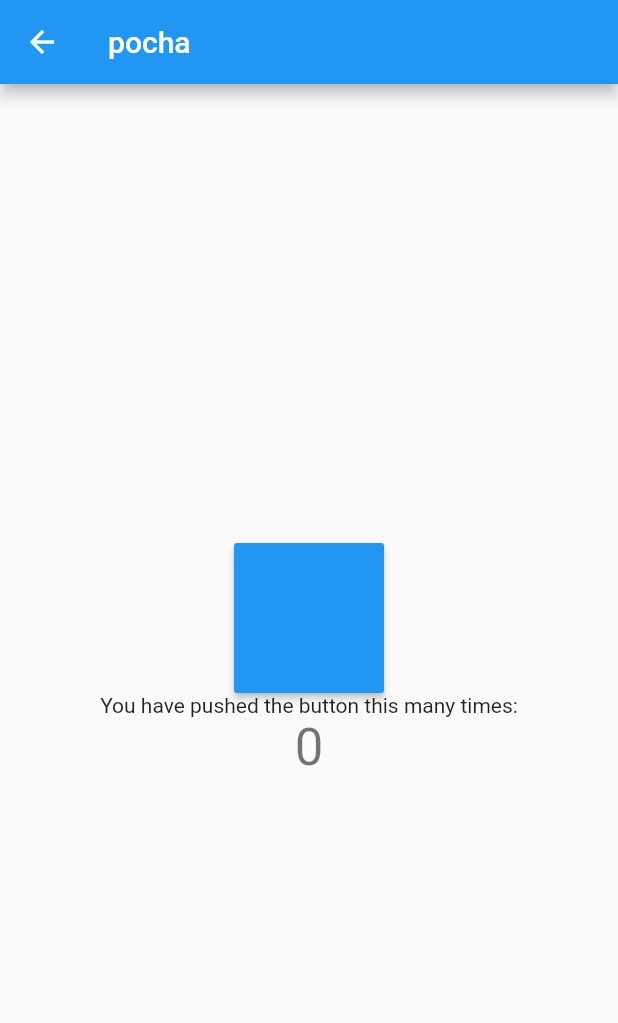
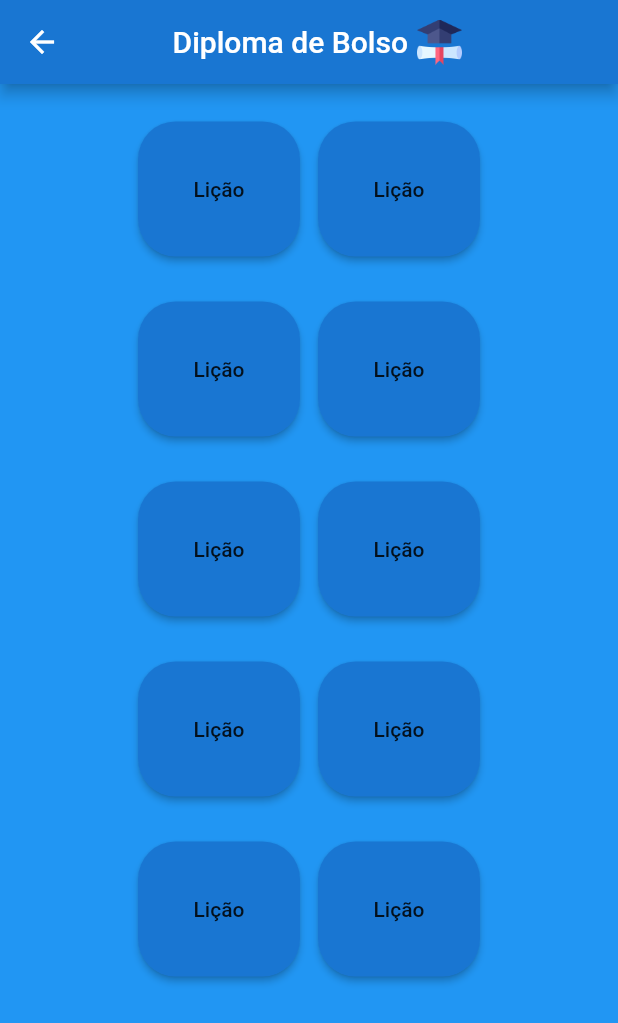
Before and after one commit to ConradoLuiz/hackathon-bndes, a Flutter app: the Licao screen opened directly, on a phone screen of 412 x 824 dp. Shown: the top 1023 px of the screen. Run offline on Flutter 3.47's test engine with Material 2 defaults, Android fonts, the phone set to English and light mode, and no system bars.

```diff
--- a/app/aula/lib/Botao.dart
+++ b/app/aula/lib/Botao.dart
@@ -1,18 +1,27 @@
+import 'package:aula/SalaDeAula.dart';
 import 'package:flutter/material.dart';
 
 class Botao {
-  Botao() {}
+
+  BuildContext context;
+  Botao(BuildContext context) {
+    this.context = context;
+  }
 
   Widget showBotao() {
     return Container(
-      height: 100,
-      width: 100,
+      padding: EdgeInsets.only(left: 6.0, top: 15.0, right: 6.0, bottom: 15.0),
+      height: 120,
+      width: 120,
       child: RaisedButton(
-        onPressed: () {
-          print("estou aqui");
-        },
-        color: Colors.blue,
-      ),
+          onPressed: () {
+            Navigator.push(
+                context, MaterialPageRoute(builder: (conxtet) => SalaDeAula()));
+          },
+          child: Center(child: Text("Lição")),
+          color: Colors.blue[700],
+          shape: new RoundedRectangleBorder(
+              borderRadius: new BorderRadius.circular(25.0))),
     );
   }
 }
--- a/app/aula/lib/Licao.dart
+++ b/app/aula/lib/Licao.dart
@@ -1,13 +1,12 @@
 import 'package:aula/Botao.dart';
 import 'package:flutter/material.dart';
+
 class Licao extends StatefulWidget {
   Licao({Key key}) : super(key: key);
-
 
   @override
   _LicaoState createState() => _LicaoState();
 }
-
 
 class _LicaoState extends State<Licao> {
   int _counter = 0;
@@ -20,32 +19,35 @@ class _LicaoState extends State<Licao> {
 
   @override
   Widget build(BuildContext context) {
+    return Scaffold(
+      appBar: AppBar(
+        backgroundColor: Colors.blue[700],
+        title:Row(mainAxisAlignment: MainAxisAlignment.center,children:[ Text("Diploma de Bolso"),Container(width: 30,height: 30 , margin: EdgeInsets.only(left: 6.0,right: 45.0),child: Image.asset('assets/graduation.png'),)]),
 
 
-    return Scaffold(
-      appBar: AppBar(
-
-        title: Text("pocha"),
       ),
+      backgroundColor: Colors.blue,
       body: Center(
-
         child: Column(
-
           mainAxisAlignment: MainAxisAlignment.center,
           children: <Widget>[
-            Botao().showBotao(),
-
-            Text(
-              'You have pushed the button this many times:',
-            ),
-            Text(
-              '$_counter',
-              style: Theme.of(context).textTheme.display1,
-            ),
+            Container(
+                child: Flexible(
+              child: ListView.builder(
+                  padding: EdgeInsets.only(top: 10.0),
+                  itemCount: 5,
+                  itemBuilder: (BuildContext context, int index) {
+                    return Row(
+                        mainAxisAlignment: MainAxisAlignment.center,
+                        children: [
+                          Botao(context).showBotao(),
+                          Botao(context).showBotao()
+                        ]);
+                  }),
+            ))
           ],
         ),
       ),
-
     );
   }
 }
--- a/app/aula/pubspec.yaml
+++ b/app/aula/pubspec.yaml
@@ -41,8 +41,9 @@ flutter:
   uses-material-design: true
 
   # To add assets to your application, add an assets section, like this:
-  # assets:
-  #  - images/a_dot_burr.jpeg
+  assets:
+   - assets/graduation.png
+   - assets/dados.json
   #  - images/a_dot_ham.jpeg
 
   # An image asset can refer to one or more resolution-specific "variants", see
```
Also changed, not shown: app/aula/assets/dados.json (added, +12 -0 lines), app/aula/lib/JsonManager.dart (added, +10 -0 lines), app/aula/lib/SalaDeAula.dart (added, +61 -0 lines), app/aula/lib/main.dart (+41 -10 lines), app/aula/assets/graduation.png (added), app/aula/assets/graduation.svg (renamed from assets/graduation.svg), app/aula/assets/undraw_app_data_516s.svg (renamed from assets/undraw_app_data_516s.svg), app/aula/assets/undraw_online_reading_np7n.svg (renamed from assets/undraw_online_reading_np7n.svg), app/aula/assets/undraw_tasks_av87.svg (renamed from assets/undraw_tasks_av87.svg), app/aula/assets/undraw_work_from_anywhere_7sdx.svg (renamed from assets/undraw_work_from_anywhere_7sdx.svg).
